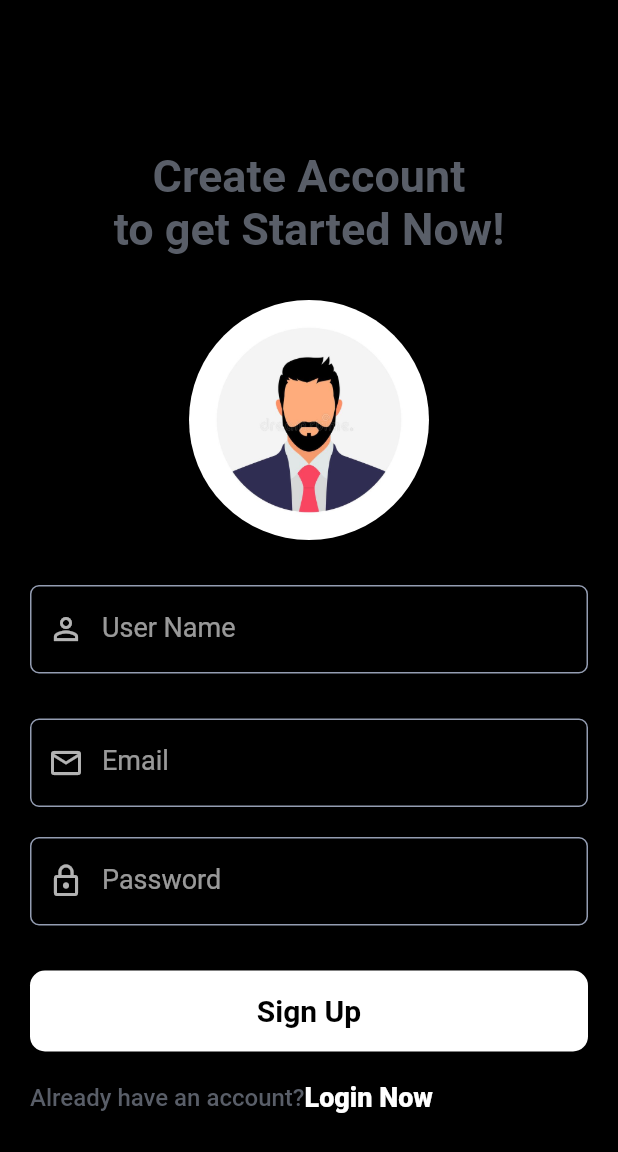
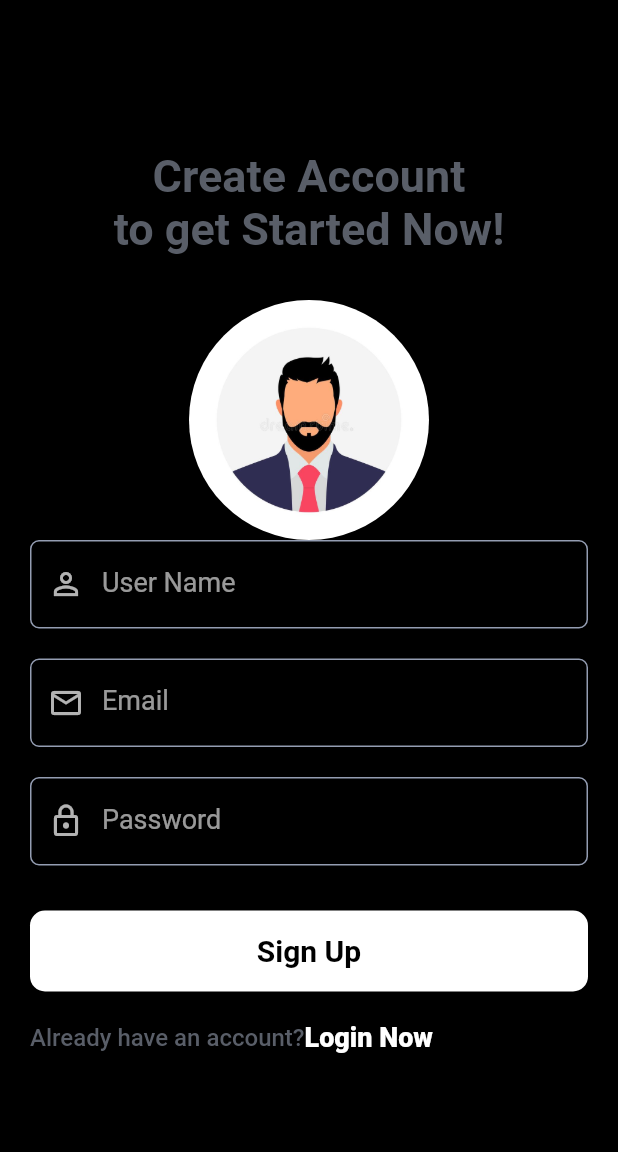
Before and after one commit to hkchandora/to_let_go, a Flutter app: the RegistrationScreen screen opened directly, on a phone screen of 412 x 824 dp. Shown: the top 1152 px of the screen. Run offline on Flutter 3.47's test engine with Material 2 defaults, Android fonts, the phone set to English and light mode, and no system bars; our stand-ins replace cloud_firestore, firebase_core, get, image_picker, package_info_plus; accounts and stored records are empty.

```diff
--- a/lib/on_boarding/registration_screen.dart
+++ b/lib/on_boarding/registration_screen.dart
@@ -46,7 +46,7 @@ class _RegistrationScreenState extends State<RegistrationScreen> {
                     ),
                   ),
                 ),
-                const SizedBox(height: 30),
+                const SizedBox(height: 0),
                 InputTextWidget(
                   textEditingController: userNameTextEditingController,
                   textInputType: TextInputType.text,
@@ -54,7 +54,7 @@ class _RegistrationScreenState extends State<RegistrationScreen> {
                   iconData: Icons.person_outline,
                   isObscure: false,
                 ),
-                const SizedBox(height: 30),
+                const SizedBox(height: 20),
                 InputTextWidget(
                   textEditingController: emailTextEditingController,
                   textInputType: TextInputType.emailAddress,
```
Also changed, not shown: 6 other files.
